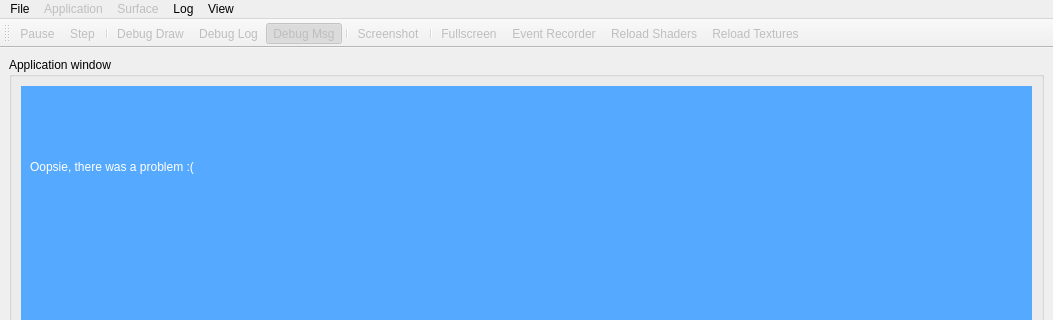
The window that editor/gui/playwindow.ui (ensisoft/detonator) describes before a commit, drawn with Qt 5; both pictures show x 0 to 1053 and y 0 to 320 of the 1053 by 1059 pixel window.
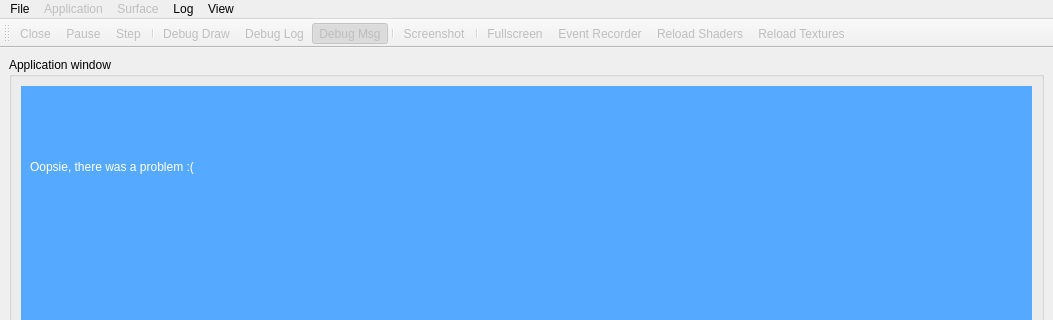
The same window after the commit. Icons and pictures are not drawn.

Commit message:
Update the play window action icons/texts in the editor
Update the play window action icons/texts in the editor.

Diff of the .ui file:
```diff
--- a/editor/gui/playwindow.ui
+++ b/editor/gui/playwindow.ui
@@ -347,6 +347,7 @@
    <attribute name="toolBarBreak">
     <bool>false</bool>
    </attribute>
+   <addaction name="actionClose"/>
    <addaction name="actionPause"/>
    <addaction name="actionStep"/>
    <addaction name="separator"/>
```
Left out of the diff: 8 changed lines with no effect on the pictures.
